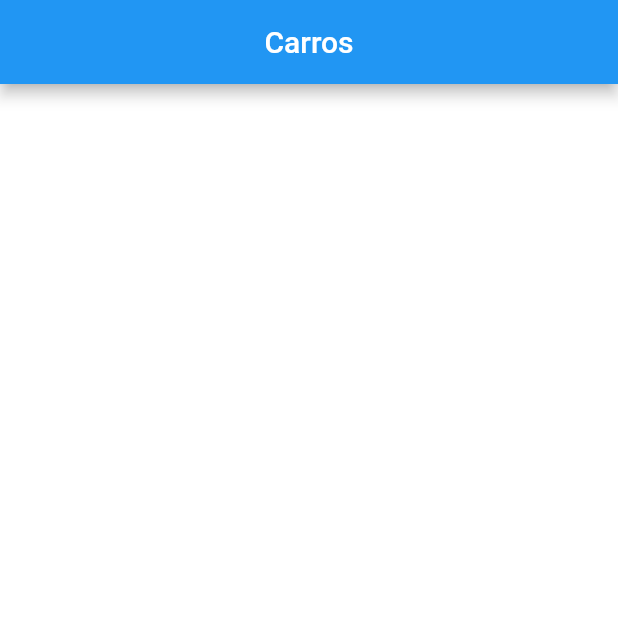
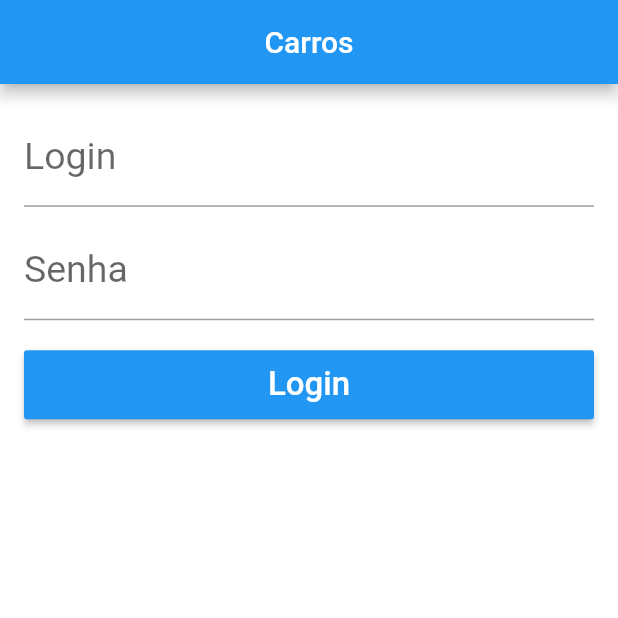
Before and after one commit to souzaleandror/carros, a Flutter app: the screen it shows after launch, on a phone screen of 412 x 824 dp, the top half of it. Run offline on Flutter 3.47's test engine with Material 2 defaults, Android fonts, the light colour scheme and no system bars.

Commit message:
Updated 20%

```diff
--- a/lib/pages/login_page.dart
+++ b/lib/pages/login_page.dart
@@ -1,4 +1,7 @@
+import 'package:carros/widgets/app_button.dart';
+import 'package:carros/widgets/app_text.dart';
 import 'package:flutter/material.dart';
+import 'package:flutter/services.dart';
 
 class LoginPage extends StatefulWidget {
   @override
@@ -6,6 +9,15 @@ class LoginPage extends StatefulWidget {
 }
 
 class _LoginPageState extends State<LoginPage> {
+  final _tLogin = TextEditingController();
+  final _tPassword = TextEditingController();
+
+  //final _tLogin = TextEditingController(text: "teste2");
+  //final _tPassword = TextEditingController(text: "teste2");
+
+  final _formKey = GlobalKey<FormState>();
+  final _focusSenha = FocusNode();
+
   @override
   Widget build(BuildContext context) {
     return Scaffold(
@@ -18,8 +30,72 @@ class _LoginPageState extends State<LoginPage> {
   }
 
   _body() {
-    return Container(
-      color: Colors.white,
+    return Form(
+      key: _formKey,
+      child: Container(
+        padding: EdgeInsets.all(16),
+        child: ListView(
+          children: <Widget>[
+            AppText("Login", "Digite o Login",
+                controller: _tLogin,
+                validator: _validatorLogin,
+                keyboardType: TextInputType.emailAddress,
+                textInputAction: TextInputAction.next,
+                nextFocus: _focusSenha),
+            SizedBox(
+              height: 10,
+            ),
+            AppText(
+              "Senha",
+              "Digite a Senha",
+              password: true,
+              controller: _tPassword,
+              validator: _validatorPassword,
+              keyboardType: TextInputType.number,
+              focusNode: _focusSenha,
+            ),
+            SizedBox(
+              height: 20,
+            ),
+            AppButton(
+              text: "Login",
+              onPressed: _onClickLogin,
+            ),
+          ],
+        ),
+      ),
     );
   }
+
+  String _validatorLogin(String text) {
+    if (text.isEmpty) {
+      return "Digite o login";
+    } else {
+      return null;
+    }
+  }
+
+  String _validatorPassword(String text) {
+    if (text.isEmpty) {
+      return "Digite o password";
+    }
+    if (text.length < 3) {
+      return "O minimo 3 caracteres";
+    } else {
+      return null;
+    }
+  }
+
+  void _onClickLogin() {
+    bool formOk = _formKey.currentState.validate();
+
+    if (!formOk) {
+      return;
+    }
+
+    String login = _tLogin.text;
+    String senha = _tPassword.text;
+
+    print("Login = ${login} e senha = ${senha}");
+  }
 }
--- /dev/null
+++ b/lib/widgets/app_button.dart
@@ -0,0 +1,26 @@
+import 'package:flutter/material.dart';
+
+class AppButton extends StatelessWidget {
+  String text;
+  Function onPressed;
+
+  AppButton({this.text, this.onPressed});
+
+  @override
+  Widget build(BuildContext context) {
+    return Container(
+      height: 46,
+      child: RaisedButton(
+        color: Colors.blue,
+        child: Text(
+          text,
+          style: TextStyle(
+            color: Colors.white,
+            fontSize: 22,
+          ),
+        ),
+        onPressed: onPressed,
+      ),
+    );
+  }
+}
--- /dev/null
+++ b/lib/widgets/app_text.dart
@@ -0,0 +1,49 @@
+import 'package:flutter/material.dart';
+
+class AppText extends StatelessWidget {
+  String text;
+  String hintText;
+  bool password;
+  TextEditingController controller;
+  FormFieldValidator<String> validator;
+  TextInputType keyboardType;
+  TextInputAction textInputAction;
+  FocusNode focusNode;
+  FocusNode nextFocus;
+
+  AppText(this.text, this.hintText,
+      {this.password = false,
+      this.controller,
+      this.validator,
+      this.keyboardType,
+      this.textInputAction,
+      this.focusNode,
+      this.nextFocus});
+
+  @override
+  Widget build(BuildContext context) {
+    return TextFormField(
+      controller: controller,
+      obscureText: password,
+      validator: validator,
+      keyboardType: keyboardType,
+      textInputAction: textInputAction,
+      focusNode: focusNode,
+      onFieldSubmitted: (String text) {
+        if (nextFocus != null) {
+          FocusScope.of(context).requestFocus(nextFocus);
+        }
+      },
+      style: TextStyle(
+        fontSize: 16,
+      ),
+      decoration: InputDecoration(
+        labelText: text,
+        hintText: hintText,
+        labelStyle: TextStyle(
+          fontSize: 25,
+        ),
+      ),
+    );
+  }
+}
```
Also changed, not shown: 1 other file.
